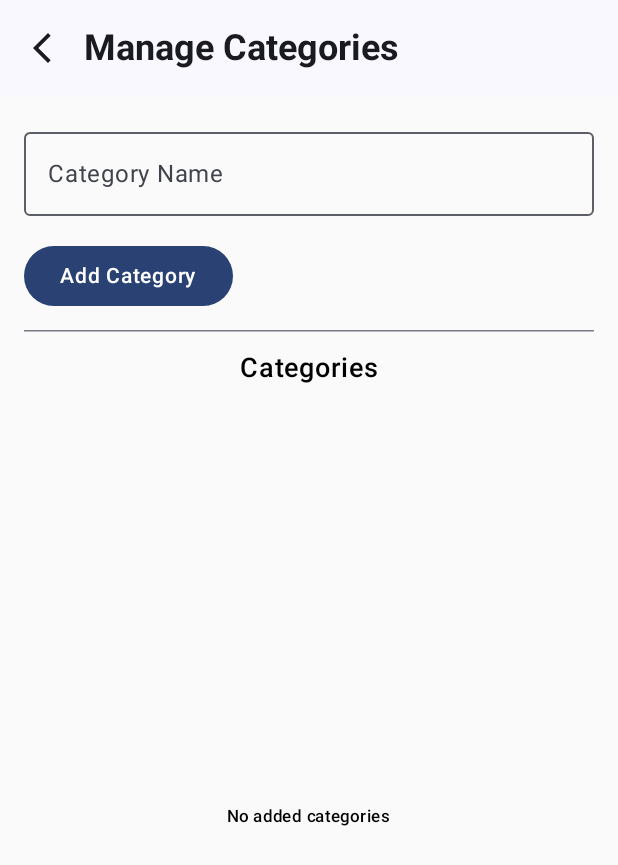
After one commit to Akhila2222/moneymate, an Android app built with Jetpack Compose: the CategoryScreen screen opened through its navigation route, on a phone screen of 412 x 824 dp. The commit adds this screen. Shown: the top 865 px of the screen. Run offline under Robolectric (Android 15) with nearby library versions, the phone set to English and light mode, and no system bars; our stand-ins replace Dagger/Hilt's generated code.

Commit message:
Category screen UI done

```diff
--- a/app/src/main/java/uk/ac/tees/mad/moneymate/MainActivity.kt
+++ b/app/src/main/java/uk/ac/tees/mad/moneymate/MainActivity.kt
@@ -9,6 +9,7 @@ import androidx.navigation.compose.composable
 import androidx.navigation.compose.rememberNavController
 import dagger.hilt.android.AndroidEntryPoint
 import uk.ac.tees.mad.moneymate.presentation.auth.AuthScreen
+import uk.ac.tees.mad.moneymate.presentation.category.CategoryScreen
 import uk.ac.tees.mad.moneymate.presentation.dashboard.DashboardScreen
 import uk.ac.tees.mad.moneymate.presentation.expenseentry.ExpenseEntryScreen
 import uk.ac.tees.mad.moneymate.presentation.splash.SplashScreen
@@ -36,6 +37,9 @@ class MainActivity : ComponentActivity() {
                     composable("entry_screen") {
                         ExpenseEntryScreen(navController)
                     }
+                    composable("category_screen") {
+                        CategoryScreen(navController)
+                    }
                 }
             }
         }
--- /dev/null
+++ b/app/src/main/java/uk/ac/tees/mad/moneymate/presentation/category/CategoryScreen.kt
@@ -0,0 +1,157 @@
+package uk.ac.tees.mad.moneymate.presentation.category
+
+import androidx.compose.foundation.background
+import androidx.compose.foundation.clickable
+import androidx.compose.foundation.layout.Arrangement
+import androidx.compose.foundation.layout.Box
+import androidx.compose.foundation.layout.Column
+import androidx.compose.foundation.layout.Row
+import androidx.compose.foundation.layout.Spacer
+import androidx.compose.foundation.layout.fillMaxSize
+import androidx.compose.foundation.layout.fillMaxWidth
+import androidx.compose.foundation.layout.height
+import androidx.compose.foundation.layout.padding
+import androidx.compose.foundation.layout.size
+import androidx.compose.foundation.shape.RoundedCornerShape
+import androidx.compose.material.icons.Icons
+import androidx.compose.material.icons.filled.ArrowBackIosNew
+import androidx.compose.material.icons.filled.Clear
+import androidx.compose.material3.Button
+import androidx.compose.material3.ExperimentalMaterial3Api
+import androidx.compose.material3.HorizontalDivider
+import androidx.compose.material3.Icon
+import androidx.compose.material3.IconButton
+import androidx.compose.material3.MaterialTheme
+import androidx.compose.material3.OutlinedTextField
+import androidx.compose.material3.Text
+import androidx.compose.material3.TopAppBar
+import androidx.compose.runtime.Composable
+import androidx.compose.runtime.collectAsState
+import androidx.compose.runtime.getValue
+import androidx.compose.runtime.mutableStateOf
+import androidx.compose.runtime.remember
+import androidx.compose.runtime.rememberCoroutineScope
+import androidx.compose.runtime.setValue
+import androidx.compose.ui.Alignment
+import androidx.compose.ui.Modifier
+import androidx.compose.ui.draw.clip
+import androidx.compose.ui.text.font.FontWeight
+import androidx.compose.ui.unit.dp
+import androidx.compose.ui.unit.sp
+import androidx.hilt.navigation.compose.hiltViewModel
+import androidx.navigation.NavHostController
+import kotlinx.coroutines.launch
+import uk.ac.tees.mad.moneymate.database.Category
+
+@OptIn(ExperimentalMaterial3Api::class)
+@Composable
+fun CategoryScreen(
+    navController: NavHostController, categoryViewModel: CategoryViewModel = hiltViewModel()
+) {
+    val categories by categoryViewModel.categories.collectAsState(initial = emptyList())
+    var categoryName by remember { mutableStateOf("") }
+    var selectedCategory: Category? by remember { mutableStateOf(null) }
+    val coroutineScope = rememberCoroutineScope()
+
+    Column(
+        Modifier.fillMaxSize()
+    ) {
+        TopAppBar(title = {
+            Text(text = "Manage Categories", fontSize = 24.sp, fontWeight = FontWeight.Bold)
+        }, navigationIcon = {
+            IconButton(onClick = { navController.popBackStack() }) {
+                Icon(imageVector = Icons.Default.ArrowBackIosNew, contentDescription = null)
+            }
+        })
+        Column(
+            modifier = Modifier.padding(horizontal = 16.dp),
+            horizontalAlignment = Alignment.CenterHorizontally
+        ) {
+
+            Spacer(modifier = Modifier.height(16.dp))
+
+            // Input for category name
+            OutlinedTextField(
+                value = categoryName,
+                onValueChange = { categoryName = it },
+                label = { Text("Category Name") },
+                modifier = Modifier.fillMaxWidth()
+            )
+
+            Spacer(modifier = Modifier.height(16.dp))
+
+            Row(
+                modifier = Modifier.fillMaxWidth(), horizontalArrangement = Arrangement.SpaceBetween
+            ) {
+                Button(onClick = {
+                    coroutineScope.launch {
+                        if (selectedCategory == null) {
+                            categoryViewModel.addCategory(Category(name = categoryName))
+                        } else {
+                            categoryViewModel.updateCategory(selectedCategory!!.copy(name = categoryName))
+                            selectedCategory = null
+                        }
+                        categoryName = ""
+                    }
+                }) {
+                    Text(text = if (selectedCategory == null) "Add Category" else "Update Category")
+                }
+
+                if (selectedCategory != null) {
+
+                }
+            }
+
+            Spacer(modifier = Modifier.height(12.dp))
+            HorizontalDivider()
+            Spacer(modifier = Modifier.height(12.dp))
+            // List of categories
+            Text(text = "Categories", fontSize = 18.sp, fontWeight = FontWeight.Medium)
+
+            Spacer(modifier = Modifier.height(8.dp))
+            if (categories.isEmpty()) {
+                Box(modifier = Modifier.weight(1f), contentAlignment = Alignment.Center) {
+
+                    Text(text = "No added categories", style = MaterialTheme.typography.labelSmall)
+                }
+            }
+            categories.forEach { category ->
+                Row(
+                    modifier = Modifier
+                        .fillMaxWidth()
+                        .padding(vertical = 4.dp)
+                        .clip(RoundedCornerShape(16.dp))
+                        .background(MaterialTheme.colorScheme.secondary)
+                        .clickable {
+                            selectedCategory = category
+                            categoryName = category.name
+                        },
+                    horizontalArrangement = Arrangement.SpaceBetween,
+                    verticalAlignment = Alignment.CenterVertically
+                ) {
+                    Text(
+                        text = category.name,
+                        fontSize = 16.sp,
+                        style = MaterialTheme.typography.bodyLarge,
+                        modifier = Modifier
+                            .padding(start = 16.dp),
+                        color = MaterialTheme.colorScheme.onSecondary
+
+                    )
+                    IconButton(onClick = {
+                        coroutineScope.launch {
+                            categoryViewModel.deleteCategory(category)
+                        }
+                    }) {
+                        Icon(
+                            imageVector = Icons.Default.Clear,
+                            contentDescription = null,
+                            modifier = Modifier.size(24.dp),
+                            tint = MaterialTheme.colorScheme.onSecondary
+                        )
+                    }
+                }
+            }
+        }
+    }
+}
```
Also changed, not shown: app/src/main/java/uk/ac/tees/mad/moneymate/presentation/auth/AuthScreen.kt (+9 -1 lines), app/src/main/java/uk/ac/tees/mad/moneymate/presentation/category/CategoryViewModel.kt (+5 -4 lines), app/src/main/java/uk/ac/tees/mad/moneymate/presentation/dashboard/Dashboard.kt (+12 -3 lines).
